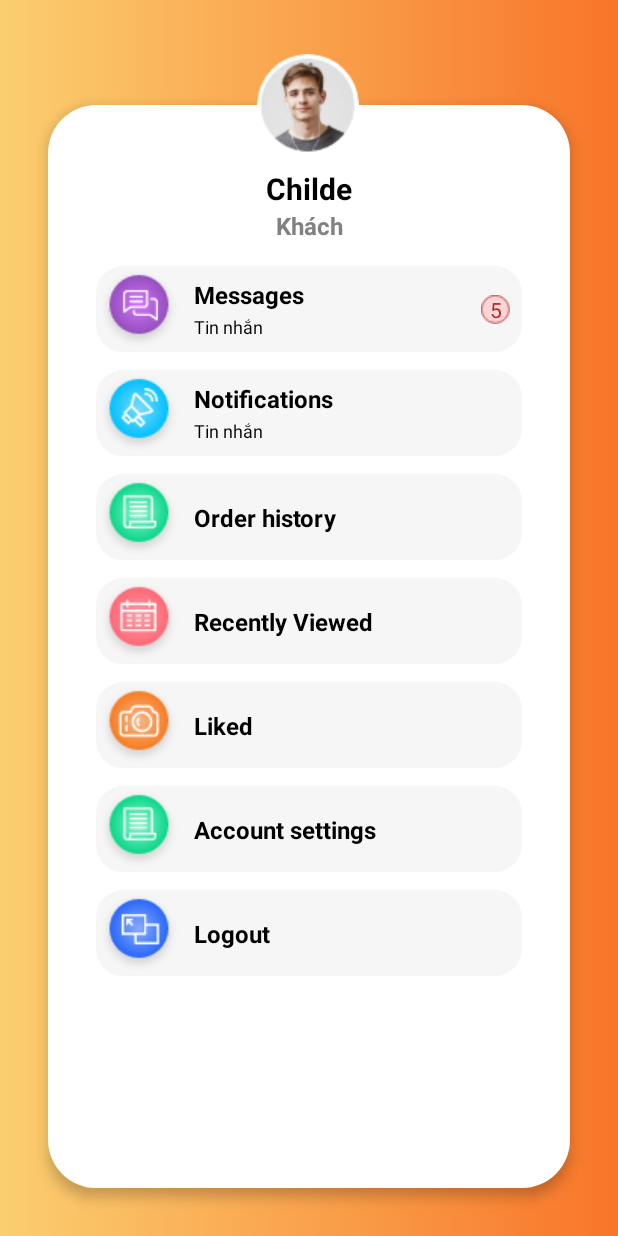
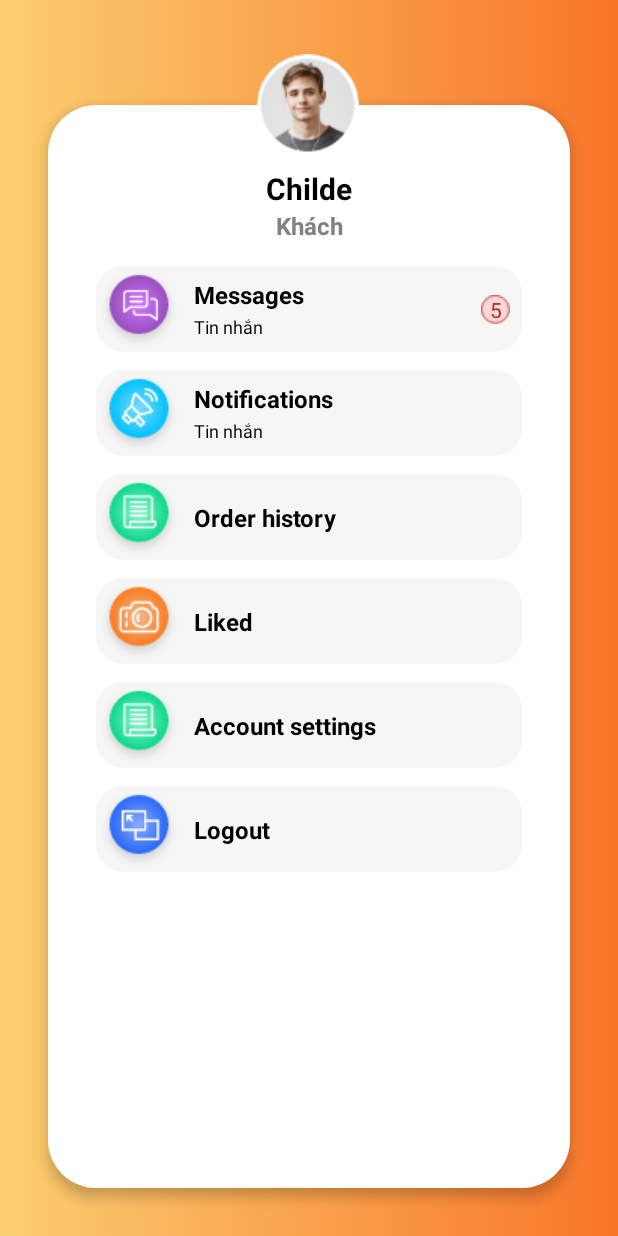
Before and after one commit to BenBen2109/HomeCooking, an Android app: the fragment Me shown on its own in the app's theme, on a phone screen of 412 x 824 dp. Run offline under Robolectric (Android 15) with nearby library versions, the phone set to English and light mode, and no system bars; 1 statement that could not run was skipped.

Commit message:
Khánh 8/11, Update profile

```diff
--- a/app/src/main/res/layout/fragment_me.xml
+++ b/app/src/main/res/layout/fragment_me.xml
@@ -215,47 +215,7 @@
                 <!--                    app:layout_constraintVertical_bias="0.79" />-->
             </androidx.constraintlayout.widget.ConstraintLayout>
 
-            <androidx.constraintlayout.widget.ConstraintLayout
-                android:layout_width="match_parent"
-                android:layout_height="wrap_content"
-                android:layout_marginTop="12dp"
-                android:background="@drawable/background_itempro">
 
-                <ImageView
-                    android:id="@+id/image3"
-                    android:layout_width="wrap_content"
-                    android:layout_height="wrap_content"
-                    app:layout_constraintBottom_toBottomOf="parent"
-                    app:layout_constraintStart_toStartOf="parent"
-                    app:layout_constraintTop_toTopOf="parent"
-                    app:srcCompat="@drawable/btn_3" />
-
-                <TextView
-                    android:id="@+id/txt5"
-                    android:layout_width="wrap_content"
-                    android:layout_height="wrap_content"
-                    android:layout_marginStart="8dp"
-                    android:text="Recently Viewed"
-                    android:textColor="#000000"
-                    android:textSize="16sp"
-                    android:textStyle="bold"
-                    app:layout_constraintBottom_toBottomOf="@+id/image3"
-                    app:layout_constraintStart_toEndOf="@+id/image3"
-                    app:layout_constraintTop_toTopOf="@+id/image3" />
-
-                <!--                <TextView-->
-                <!--                    android:id="@+id/txt6"-->
-                <!--                    android:layout_width="wrap_content"-->
-                <!--                    android:layout_height="wrap_content"-->
-                <!--                    android:layout_marginStart="8dp"-->
-                <!--                    android:text="Tin nhắn"-->
-                <!--                    android:textColor="#000000"-->
-                <!--                    android:textSize="12sp"-->
-                <!--                    app:layout_constraintBottom_toBottomOf="@+id/image3"-->
-                <!--                    app:layout_constraintStart_toEndOf="@+id/image3"-->
-                <!--                    app:layout_constraintTop_toTopOf="@+id/image3"-->
-                <!--                    app:layout_constraintVertical_bias="0.79" />-->
-            </androidx.constraintlayout.widget.ConstraintLayout>
 
             <androidx.constraintlayout.widget.ConstraintLayout
                 android:layout_width="match_parent"
```
